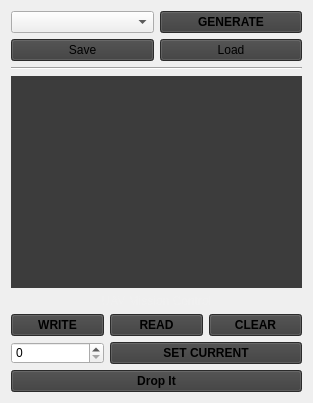
Qt form GS/GUI/missionwidget.ui (UCI-UAVForge/GroundStation) before a commit.
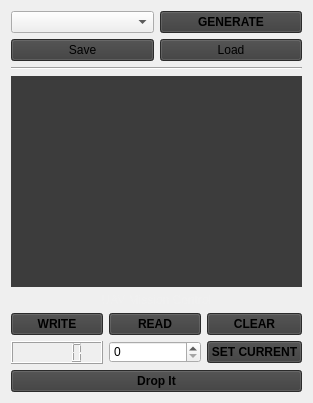
The same form after that commit. Custom widgets are drawn as their Qt base class.

Commit message: added current display

```diff
--- a/GS/GUI/missionwidget.ui
+++ b/GS/GUI/missionwidget.ui
@@ -137,7 +137,7 @@
       <bool>false</bool>
      </property>
      <attribute name="horizontalHeaderVisible">
-      <bool>true</bool>
+      <bool>false</bool>
      </attribute>
      <attribute name="horizontalHeaderCascadingSectionResizes">
       <bool>false</bool>
@@ -169,22 +169,6 @@
    </item>
    <item row="8" column="0">
     <layout class="QGridLayout" name="gridLayout">
-     <item row="3" column="0">
-      <widget class="QSpinBox" name="setCurrentValue"/>
-     </item>
-     <item row="3" column="1" colspan="2">
-      <widget class="QPushButton" name="setCurrentButton">
-       <property name="font">
-        <font>
-         <weight>75</weight>
-         <bold>true</bold>
-        </font>
-       </property>
-       <property name="text">
-        <string>SET CURRENT</string>
-       </property>
-      </widget>
-     </item>
      <item row="1" column="2">
       <widget class="QPushButton" name="clearButton">
        <property name="font">
@@ -224,7 +208,7 @@
        </property>
       </widget>
      </item>
-     <item row="4" column="0" colspan="3">
+     <item row="5" column="0" colspan="3">
       <widget class="QPushButton" name="dropButton">
        <property name="font">
         <font>
@@ -240,6 +224,25 @@
        </property>
       </widget>
      </item>
+     <item row="4" column="2">
+      <widget class="QPushButton" name="setCurrentButton">
+       <property name="font">
+        <font>
+         <weight>75</weight>
+         <bold>true</bold>
+        </font>
+       </property>
+       <property name="text">
+        <string>SET CURRENT</string>
+       </property>
+      </widget>
+     </item>
+     <item row="4" column="1">
+      <widget class="QSpinBox" name="setCurrentValue"/>
+     </item>
+     <item row="4" column="0">
+      <widget class="QLCDNumber" name="currentMissionDisplay"/>
+     </item>
     </layout>
    </item>
   </layout>
```
The commit also changes 5 other files.
